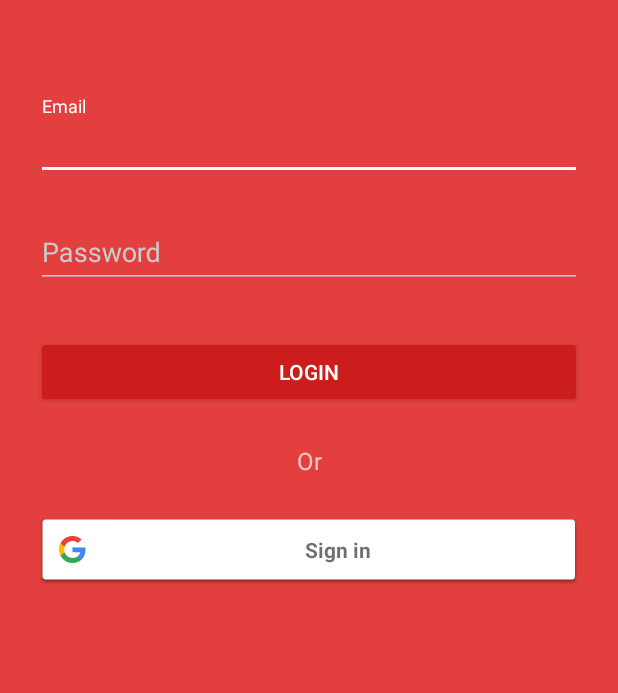
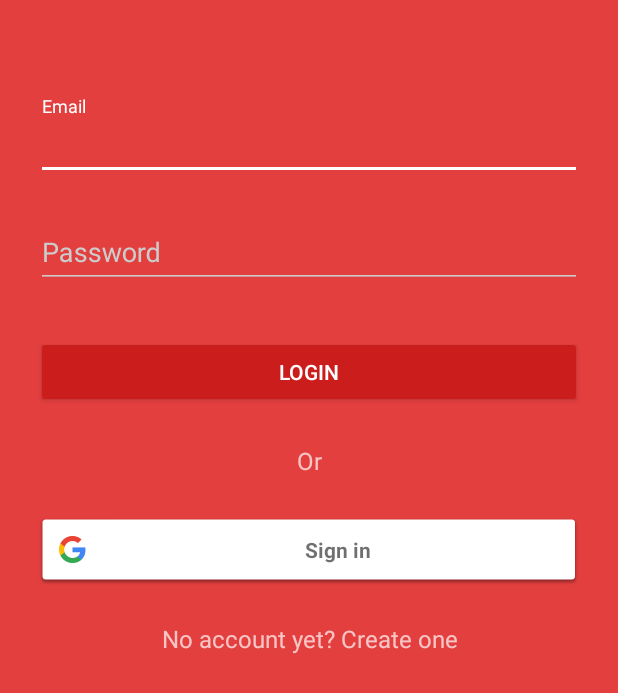
Before and after one commit to adrianhp97/ChatApp, an Android app: the screen it shows after launch (LoginActivity), on a phone screen of 412 x 824 dp. Shown: the top 693 px of the screen. Run offline under Robolectric (Android 15) with nearby library versions, the phone set to English and light mode, and no system bars; our stand-ins replace ButterKnife.

Commit message:
add dark_style style

```diff
--- a/ChatApp/app/build.gradle
+++ b/ChatApp/app/build.gradle
@@ -29,7 +29,8 @@ dependencies {
     androidTestImplementation 'com.android.support.test.espresso:espresso-core:3.0.1'
     compile 'com.google.android.gms:play-services-auth:11.8.0'
     compile 'com.google.firebase:firebase-core:11.8.0'
-    compile 'com.android.support:design:22.2.0'
+    compile 'com.android.support:design:26.1.0'
+    compile 'com.jakewharton:butterknife:6.1.0'
 }
 
 
--- a/ChatApp/app/src/main/res/layout/activity_login.xml
+++ b/ChatApp/app/src/main/res/layout/activity_login.xml
@@ -65,16 +65,17 @@
             android:id="@+id/sign_in_button"
             android:layout_width="fill_parent"
             android:layout_height="wrap_content"
+            android:layout_marginBottom="24dp"
             android:layout_centerInParent="true"
             android:visibility="visible" />
 
-        <!--<TextView android:id="@+id/link_signup"-->
-            <!--android:layout_width="fill_parent"-->
-            <!--android:layout_height="wrap_content"-->
-            <!--android:layout_marginBottom="24dp"-->
-            <!--android:text="No account yet? Create one"-->
-            <!--android:gravity="center"-->
-            <!--android:textSize="16dip"/>-->
+        <TextView android:id="@+id/link_signup"
+            android:layout_width="fill_parent"
+            android:layout_height="wrap_content"
+            android:layout_marginBottom="24dp"
+            android:text="No account yet? Create one"
+            android:gravity="center"
+            android:textSize="16dip"/>
 
     </LinearLayout>
 </ScrollView>
--- a/ChatApp/app/src/main/res/values/styles.xml
+++ b/ChatApp/app/src/main/res/values/styles.xml
@@ -21,6 +21,12 @@
 
         <item name="colorButtonNormal">@color/primary_darker</item>
         <item name="android:colorButtonNormal">@color/primary_darker</item>
+    </style>
+
+    <style name="AppTheme.Dark.Dialog" parent="Theme.AppCompat.Dialog">
+        <item name="colorAccent">@color/white</item>
+        <item name="android:textColorPrimary">@color/iron</item>
+        <item name="android:background">@color/primary</item>
     </style>
 
     <!-- Activity with no Title -->
```
Also changed, not shown: ChatApp/app/src/main/java/com/radiance/android/chatapp/LoginActivity.java (+125 -2 lines).
